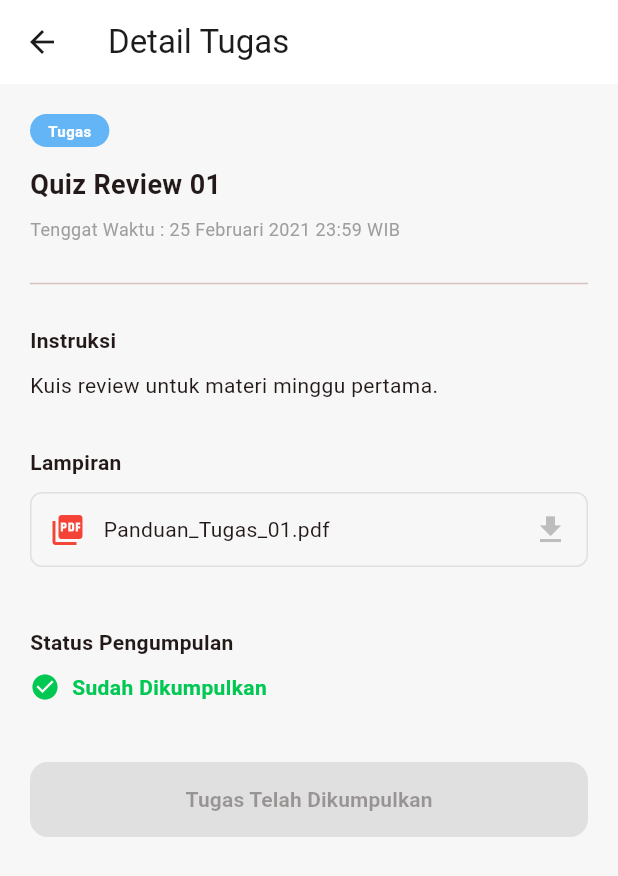
After one commit to ashrof360/Tugas-aplikasi-LMS, a Flutter app: the AssignmentScreen screen opened directly with sample values from the repository, on a phone screen of 412 x 824 dp. The commit adds this screen. Shown: the top 876 px of the screen. Run offline on Flutter 3.47's test engine with Material 3 defaults, Android fonts, the phone set to English and light mode, and no system bars; network calls fail.

Commit message:
Commit ke 14 : mengimplementasikan fitur tugas

```diff
--- a/lib/data/mock_data.dart
+++ b/lib/data/mock_data.dart
@@ -147,18 +147,21 @@ class MockData {
       deadline: 'Tenggat Waktu : 25 Februari 2021 23:59 WIB',
       type: CourseWorkType.quiz,
       status: CourseWorkStatus.completed,
+      description: 'Kuis review untuk materi minggu pertama.',
     ),
     CourseWork(
       title: 'Tugas 01 – UID Android Mobile Game',
       deadline: 'Tenggat Waktu : 25 Februari 2021 23:59 WIB',
       type: CourseWorkType.assignment,
       status: CourseWorkStatus.check,
+      description: 'Implementasikan User Interface untuk game mobile Android berdasarkan wireframe yang telah diberikan.',
     ),
     CourseWork(
       title: 'Kuis – Assessment 2',
       deadline: 'Tenggat Waktu : 25 Februari 2021 23:59 WIB',
       type: CourseWorkType.quiz,
       status: CourseWorkStatus.completed,
+      description: 'Assessment 2 mencakup materi dari minggu 5 hingga 8.',
     ),
   ];
 
--- a/lib/models/course_work.dart
+++ b/lib/models/course_work.dart
@@ -8,10 +8,12 @@ class CourseWork {
     required this.deadline,
     required this.type,
     required this.status,
+    this.description = '',
   });
 
   final String title;
   final String deadline;
   final CourseWorkType type;
   final CourseWorkStatus status;
+  final String description;
 }
--- /dev/null
+++ b/lib/screens/course/assignment_screen.dart
@@ -0,0 +1,168 @@
+import 'package:flutter/material.dart';
+import '../../models/course_work.dart';
+import '../../theme/app_colors.dart';
+
+class AssignmentScreen extends StatelessWidget {
+  const AssignmentScreen({super.key, required this.item});
+
+  final CourseWork item;
+
+  @override
+  Widget build(BuildContext context) {
+    return Scaffold(
+      appBar: AppBar(
+        title: const Text('Detail Tugas'),
+        backgroundColor: Colors.white,
+        foregroundColor: AppColors.text,
+        elevation: 0,
+      ),
+      body: SingleChildScrollView(
+        padding: const EdgeInsets.all(20),
+        child: Column(
+          crossAxisAlignment: CrossAxisAlignment.start,
+          children: [
+            Container(
+              padding: const EdgeInsets.symmetric(horizontal: 12, vertical: 4),
+              decoration: BoxDecoration(
+                color: const Color(0xFF64B5F6),
+                borderRadius: BorderRadius.circular(20),
+              ),
+              child: const Text(
+                'Tugas',
+                style: TextStyle(
+                  color: Colors.white,
+                  fontSize: 10,
+                  fontWeight: FontWeight.bold,
+                ),
+              ),
+            ),
+            const SizedBox(height: 12),
+            Text(
+              item.title,
+              style: const TextStyle(
+                fontSize: 18,
+                fontWeight: FontWeight.bold,
+              ),
+            ),
+            const SizedBox(height: 8),
+            Text(
+              item.deadline,
+              style: TextStyle(
+                fontSize: 12,
+                color: Colors.grey.shade500,
+              ),
+            ),
+            const SizedBox(height: 20),
+            const Divider(),
+            const SizedBox(height: 20),
+            const Text(
+              'Instruksi',
+              style: TextStyle(
+                fontSize: 14,
+                fontWeight: FontWeight.bold,
+              ),
+            ),
+            const SizedBox(height: 10),
+            Text(
+              item.description.isNotEmpty
+                ? item.description
+                : 'Tidak ada instruksi khusus untuk tugas ini.',
+              style: const TextStyle(
+                fontSize: 14,
+                height: 1.5,
+              ),
+            ),
+            const SizedBox(height: 30),
+            const Text(
+              'Lampiran',
+              style: TextStyle(
+                fontSize: 14,
+                fontWeight: FontWeight.bold,
+              ),
+            ),
+            const SizedBox(height: 10),
+            Container(
+              padding: const EdgeInsets.all(12),
+              decoration: BoxDecoration(
+                border: Border.all(color: Colors.grey.shade300),
+                borderRadius: BorderRadius.circular(8),
+              ),
+              child: Row(
+                children: [
+                  const Icon(Icons.picture_as_pdf, color: Colors.red),
+                  const SizedBox(width: 12),
+                  const Expanded(
+                    child: Text(
+                      'Panduan_Tugas_01.pdf',
+                      style: TextStyle(fontSize: 14),
+                    ),
+                  ),
+                  Icon(Icons.download, color: Colors.grey.shade400),
+                ],
+              ),
+            ),
+            const SizedBox(height: 40),
+            const Text(
+              'Status Pengumpulan',
+              style: TextStyle(
+                fontSize: 14,
+                fontWeight: FontWeight.bold,
+              ),
+            ),
+            const SizedBox(height: 10),
+            Row(
+              children: [
+                Icon(
+                  item.status == CourseWorkStatus.completed
+                    ? Icons.check_circle
+                    : Icons.pending_actions,
+                  color: item.status == CourseWorkStatus.completed
+                    ? const Color(0xFF00C853)
+                    : Colors.orange,
+                  size: 20,
+                ),
+                const SizedBox(width: 8),
+                Text(
+                  item.status == CourseWorkStatus.completed
+                    ? 'Sudah Dikumpulkan'
+                    : 'Belum Dikumpulkan',
+                  style: TextStyle(
+                    fontSize: 14,
+                    color: item.status == CourseWorkStatus.completed
+                      ? const Color(0xFF00C853)
+                      : Colors.orange,
+                    fontWeight: FontWeight.w600,
+                  ),
+                ),
+              ],
+            ),
+            const SizedBox(height: 40),
+            SizedBox(
+              width: double.infinity,
+              height: 50,
+              child: ElevatedButton(
+                onPressed: item.status == CourseWorkStatus.completed ? null : () {
+                  // TODO: Implement submission logic
+                },
+                style: ElevatedButton.styleFrom(
+                  backgroundColor: AppColors.primary,
+                  foregroundColor: Colors.white,
+                  disabledBackgroundColor: Colors.grey.shade300,
+                  shape: RoundedRectangleBorder(
+                    borderRadius: BorderRadius.circular(12),
+                  ),
+                ),
+                child: Text(
+                  item.status == CourseWorkStatus.completed
+                    ? 'Tugas Telah Dikumpulkan'
+                    : 'Kumpulkan Tugas',
+                  style: const TextStyle(fontWeight: FontWeight.bold),
+                ),
+              ),
+            ),
+          ],
+        ),
+      ),
+    );
+  }
+}
--- a/lib/widgets/course_work_tile.dart
+++ b/lib/widgets/course_work_tile.dart
@@ -2,6 +2,7 @@ import 'package:flutter/material.dart';
 
 import '../models/course_work.dart';
 import '../screens/course/quiz_screen.dart';
+import '../screens/course/assignment_screen.dart';
 
 class CourseWorkTile extends StatelessWidget {
   const CourseWorkTile({super.key, required this.item});
@@ -16,6 +17,12 @@ class CourseWorkTile extends StatelessWidget {
           Navigator.of(context).push(
             MaterialPageRoute(
               builder: (context) => QuizScreen(quizTitle: item.title),
+            ),
+          );
+        } else if (item.type == CourseWorkType.assignment) {
+          Navigator.of(context).push(
+            MaterialPageRoute(
+              builder: (context) => AssignmentScreen(item: item),
             ),
           );
         }
```
